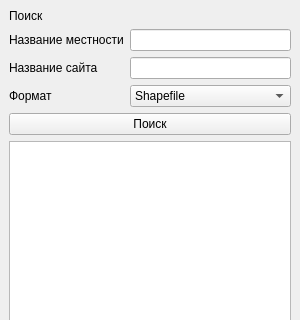
First picture: the form in view/SitesView.ui, repository AnyaIliyina/geo, before the edit; both pictures show x 0 to 300 and y 0 to 320 of the 300 by 512 pixel window.
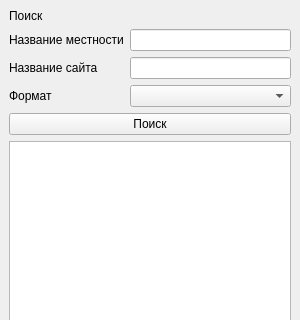
Second picture: the form after the edit.

Diff of the .ui file:
```diff
--- a/view/SitesView.ui
+++ b/view/SitesView.ui
@@ -52,6 +52,11 @@
       </item>
       <item row="2" column="1">
        <widget class="QComboBox" name="comboBox">
+        <item>
+         <property name="text">
+          <string/>
+         </property>
+        </item>
         <item>
          <property name="text">
           <string>Shapefile</string>
```
